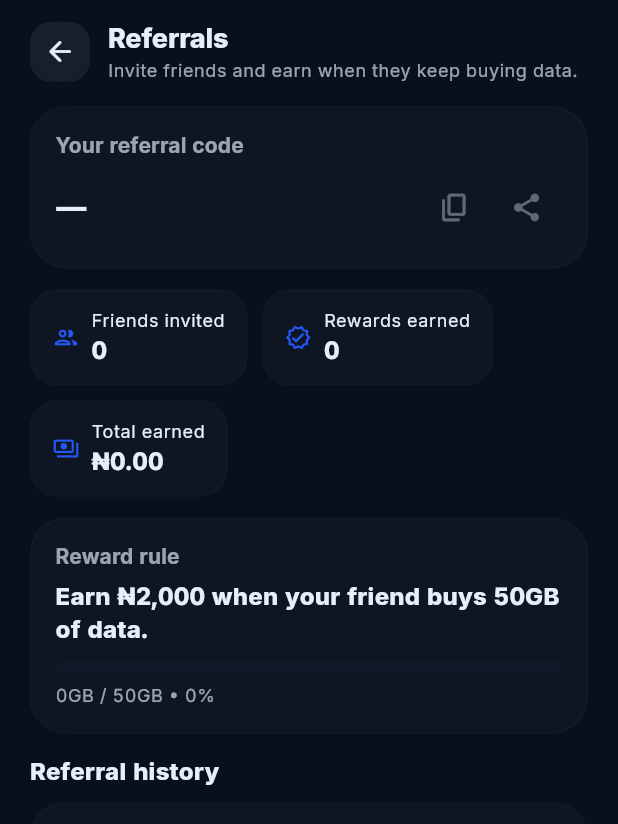
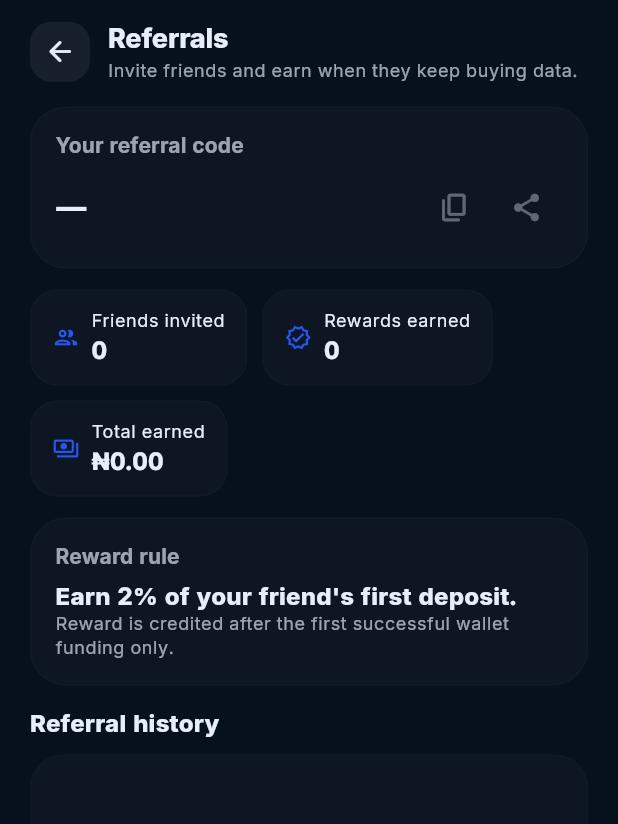
Before and after one commit to mustaphamelemustapha/axisvtu_flutter, a Flutter app: the ReferralScreen screen opened directly, on a phone screen of 412 x 824 dp. Shown: the top 824 px of the screen. Run offline on Flutter 3.47's test engine with Material 3 defaults, Android fonts, the phone set to English and light mode, and no system bars; our stand-ins replace flutter_svg, google_fonts, share_plus, shared_preferences; accounts and stored records are empty.

Commit message:
feat: update referral ui for first deposit reward

```diff
--- a/lib/screens/referral_screen.dart
+++ b/lib/screens/referral_screen.dart
@@ -57,15 +57,6 @@ class _ReferralScreenState extends State<ReferralScreen> {
     );
   }
 
-  String _gbLabel(int mb) {
-    if (mb <= 0) return '0GB';
-    final gb = mb / 1024.0;
-    if ((gb - gb.roundToDouble()).abs() < 0.05) {
-      return '${gb.round()}GB';
-    }
-    return '${gb.toStringAsFixed(1)}GB';
-  }
-
   String _money(dynamic value) {
     final parsed = double.tryParse(value?.toString() ?? '') ?? 0;
     return '₦${parsed.toStringAsFixed(2)}';
@@ -101,9 +92,6 @@ class _ReferralScreenState extends State<ReferralScreen> {
               final totalReferrals = (data?['total_referrals'] ?? 0).toString();
               final rewardedReferrals = (data?['rewarded_referrals'] ?? 0).toString();
               final totalEarned = _money(data?['total_earned']);
-              final rewardAmount = _money(data?['reward_amount']);
-              final targetMb = int.tryParse((data?['target_mb'] ?? 51200).toString()) ?? 51200;
-              final progressPercent = (data?['progress_percent'] ?? 0).toString();
 
               return ListView(
                 physics: const AlwaysScrollableScrollPhysics(),
@@ -236,21 +224,11 @@ class _ReferralScreenState extends State<ReferralScreen> {
                         ),
                         const SizedBox(height: 6),
                         Text(
-                          'Earn ₦2,000 when your friend buys 50GB of data.',
+                          'Earn 2% of your friend\'s first deposit.',
                           style: Theme.of(context).textTheme.titleMedium?.copyWith(fontWeight: FontWeight.w800),
                         ),
-                        const SizedBox(height: 10),
-                        ClipRRect(
-                          borderRadius: BorderRadius.circular(999),
-                          child: LinearProgressIndicator(
-                            minHeight: 8,
-                            value: ((data?['progress_percent'] ?? 0) as num).toDouble() / 100.0,
-                            backgroundColor: Theme.of(context).colorScheme.outline.withValues(alpha: 0.08),
-                          ),
-                        ),
-                        const SizedBox(height: 8),
                         Text(
-                          '${_gbLabel((data?['total_accumulated_mb'] ?? 0) is int ? (data?['total_accumulated_mb'] ?? 0) as int : int.tryParse((data?['total_accumulated_mb'] ?? 0).toString()) ?? 0)} / ${_gbLabel(targetMb)} • $progressPercent%',
+                          'Reward is credited after the first successful wallet funding only.',
                           style: Theme.of(context).textTheme.bodySmall?.copyWith(color: muted),
                         ),
                       ],
@@ -299,10 +277,8 @@ class _ReferralScreenState extends State<ReferralScreen> {
                       final item = raw.map((k, v) => MapEntry(k.toString(), v));
                       final status = (item['status'] ?? 'pending').toString();
                       final itemName = (item['referred_user_name'] ?? 'Referral').toString();
-                      final accumulatedMb = int.tryParse((item['accumulated_mb'] ?? 0).toString()) ?? 0;
-                      final itemTargetMb = int.tryParse((item['target_mb'] ?? targetMb).toString()) ?? targetMb;
-                      final percent = int.tryParse((item['progress_percent'] ?? 0).toString()) ?? 0;
-                      final reward = _money(item['reward_amount'] ?? rewardAmount);
+                      final firstDeposit = _money(item['first_deposit_amount'] ?? 0);
+                      final reward = _money(item['reward_amount'] ?? 0);
                       return Padding(
                         padding: const EdgeInsets.only(bottom: 10),
                         child: Container(
@@ -341,30 +317,11 @@ class _ReferralScreenState extends State<ReferralScreen> {
                                 ],
                               ),
                               const SizedBox(height: 10),
-                              ClipRRect(
-                                borderRadius: BorderRadius.circular(999),
-                                child: LinearProgressIndicator(
-                                  minHeight: 7,
-                                  value: (percent.clamp(0, 100)) / 100.0,
-                                  backgroundColor: Theme.of(context).colorScheme.outline.withValues(alpha: 0.08),
-                                ),
+                              Text(
+                                'First deposit $firstDeposit',
+                                style: Theme.of(context).textTheme.bodyMedium?.copyWith(fontWeight: FontWeight.w700),
                               ),
-                              const SizedBox(height: 8),
-                              Row(
-                                children: [
-                                  Expanded(
-                                    child: Text(
-                                      '${_gbLabel(accumulatedMb)} / ${_gbLabel(itemTargetMb)}',
-                                      style: Theme.of(context).textTheme.bodyMedium?.copyWith(fontWeight: FontWeight.w700),
-                                    ),
-                                  ),
-                                  Text(
-                                    '$percent%',
-                                    style: Theme.of(context).textTheme.bodySmall?.copyWith(color: muted),
-                                  ),
-                                ],
-                              ),
-                              const SizedBox(height: 8),
+                              const SizedBox(height: 4),
                               Text(
                                 'Reward $reward',
                                 style: Theme.of(context).textTheme.bodySmall?.copyWith(color: muted),
```
